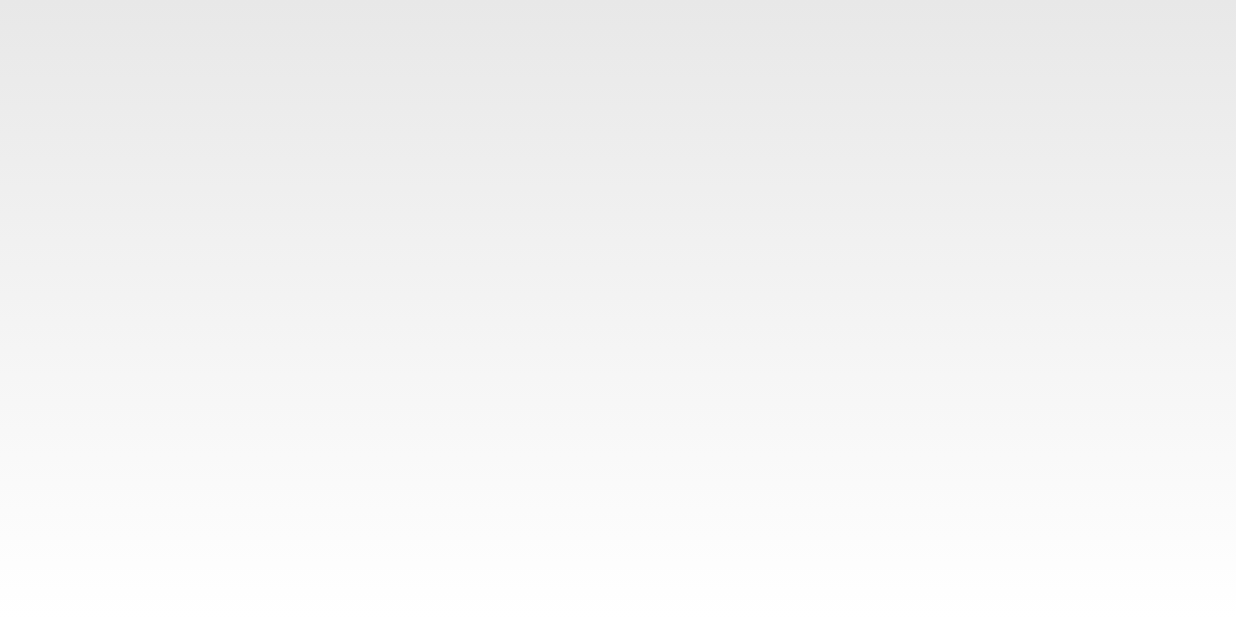
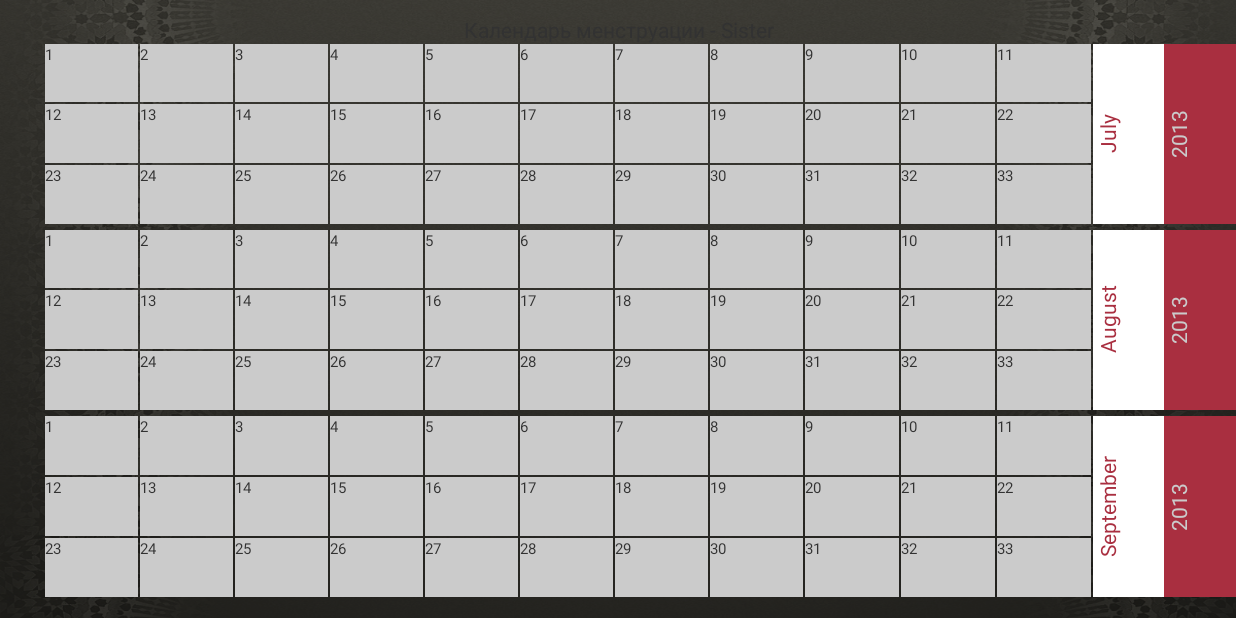
Before and after one commit to turbo-lover/menst, an Android app: the CalendarActivity screen opened directly, with no data from a screen before it, on a phone screen of 824 x 412 dp (held sideways). Run offline under Robolectric (Android 15) with nearby library versions, the phone set to English and light mode, and no system bars.

Commit message:
Первоначальный вариант календаря

```diff
--- a/Menst_verstka/src/main/AndroidManifest.xml
+++ b/Menst_verstka/src/main/AndroidManifest.xml
@@ -18,17 +18,13 @@
             android:screenOrientation="landscape" >
             <intent-filter>
                 <action android:name="android.intent.action.MAIN" />
-               <!-- <category android:name="android.intent.category.LAUNCHER"/> -->
+                <category android:name="android.intent.category.LAUNCHER"/>
             </intent-filter>
         </activity>
 
         <activity
                 android:name=".activity.SymptomActivity"
                 android:screenOrientation="landscape" >
-            <intent-filter>
-                <action android:name="android.intent.action.MAIN" />
-                <category android:name="android.intent.category.LAUNCHER"/>
-            </intent-filter>
         </activity>
         <activity android:name=".activity.CalendarActivity"
                 android:screenOrientation="landscape"></activity>
--- a/Menst_verstka/src/main/java/com/menst_verstka/activity/CalendarActivity.java
+++ b/Menst_verstka/src/main/java/com/menst_verstka/activity/CalendarActivity.java
@@ -1,10 +1,54 @@
 package com.menst_verstka.activity;
 
 import android.app.Activity;
+import android.os.Bundle;
+import android.view.ViewGroup;
+import android.widget.GridView;
+import android.widget.LinearLayout;
+
+import com.menst_verstka.R;
+import com.menst_verstka.composite.month;
+
+import java.text.SimpleDateFormat;
+import java.util.Calendar;
+import java.util.Date;
 
 /**
  * Created by Alexander on 27.08.13.
  */
 public class CalendarActivity extends Activity {
+    private LinearLayout months;
+
+    @Override
+    protected void onCreate(Bundle savedInstanceState) {
+        super.onCreate(savedInstanceState);
+        InitializeComponent();
+        SetCompositeElements();
+        SetEventListeners();
+    }
+
+    private void SetEventListeners() {
+
+    }
+
+    private void SetCompositeElements() {
+
+    }
+
+    private void InitializeComponent() {
+        setContentView(R.layout.calendar);
+        months = (LinearLayout) findViewById(R.id.months_holder);
+        month m1 = new month(this);
+        month m2 = new month(this);
+        month m3 = new month(this);
+        LinearLayout.LayoutParams p = new LinearLayout.LayoutParams(ViewGroup.LayoutParams.MATCH_PARENT,0,1f);
+        m1.SetMonth(2013,7);
+        m2.SetMonth(2013,8);
+        m3.SetMonth(2013,9);
+        months.addView(m1,p);
+        months.addView(m2,p);
+        months.addView(m3,p);
+    }
+
 
 }
--- /dev/null
+++ b/Menst_verstka/src/main/java/com/menst_verstka/composite/calendarItem.java
@@ -0,0 +1,56 @@
+package com.menst_verstka.composite;
+
+import android.content.Context;
+import android.util.AttributeSet;
+import android.view.LayoutInflater;
+import android.widget.ImageView;
+import android.widget.RelativeLayout;
+import android.widget.TextView;
+
+import com.menst_verstka.R;
+
+/**
+ * Created by Alexander on 28.08.13.
+ */
+public class calendarItem extends RelativeLayout {
+    private TextView date,temperature_txt,abstinence, weight;
+    private ImageView symptom,mood,temperature_img,pill;
+    public calendarItem(Context context) {
+        super(context);
+        InitializeComponent();
+    }
+
+    public calendarItem(Context context, AttributeSet attrs) {
+        super(context, attrs);
+        InitializeComponent();
+    }
+
+    public calendarItem(Context context, AttributeSet attrs, int defStyle) {
+        super(context, attrs, defStyle);
+        InitializeComponent();
+    }
+
+    private void InitializeComponent() {
+        LayoutInflater inflater = (LayoutInflater) getContext().getSystemService(Context.LAYOUT_INFLATER_SERVICE);
+        inflater.inflate(R.layout.calendar_item, this);
+        date = (TextView) findViewById(R.id.calendar_item_date);
+        symptom = (ImageView) findViewById(R.id.calendar_item_symptom_image);
+        mood = (ImageView) findViewById(R.id.calendar_item_mood_image);
+        temperature_img = (ImageView) findViewById(R.id.calendar_item_temperature_img);
+        temperature_txt = (TextView) findViewById(R.id.calendar_item_temperature_text);
+        weight = (TextView) findViewById(R.id.calendar_item_weight);
+        pill = (ImageView) findViewById(R.id.calendar_item_pill_image);
+        abstinence = (TextView) findViewById(R.id.calendar_item_abstinence);
+    }
+
+    public void setElement(String date,int symptom,int mood,String temperature_txt,int temperature_img,String abstinence,String weight,int pill) {
+        this.date.setText(date);
+        this.symptom.setImageResource(symptom);
+        this.mood.setImageResource(mood);
+        this.temperature_txt.setText(temperature_txt);
+        this.temperature_img.setImageResource(temperature_img);
+        this.abstinence.setText(abstinence);
+        this.weight.setText(weight);
+        this.pill.setImageResource(pill);
+    }
+}
--- /dev/null
+++ b/Menst_verstka/src/main/java/com/menst_verstka/composite/month.java
@@ -0,0 +1,73 @@
+package com.menst_verstka.composite;
+
+import android.content.Context;
+import android.util.AttributeSet;
+import android.view.LayoutInflater;
+import android.view.ViewGroup;
+import android.view.animation.AnimationUtils;
+import android.view.animation.RotateAnimation;
+import android.widget.LinearLayout;
+import android.widget.RelativeLayout;
+import android.widget.TextView;
+
+import com.menst_verstka.R;
+import com.menst_verstka.utils.rotateTextView;
+
+import java.text.SimpleDateFormat;
+import java.util.Calendar;
+import java.util.Date;
+import java.util.GregorianCalendar;
+
+/**
+ * Created by Alexander on 28.08.13.
+ */
+public class month extends RelativeLayout {
+    public rotateTextView month,year;
+    private LinearLayout[] month_parts;
+    private LinearLayout month_and_year;
+    private Context pContext;
+    private Calendar calendar;
+    public month(Context context) {
+        super(context);
+        InitializeComponent(context);
+    }
+
+    public month(Context context, AttributeSet attrs) {
+        super(context, attrs);
+        InitializeComponent(context);
+    }
+
+    public month(Context context, AttributeSet attrs, int defStyle) {
+        super(context, attrs, defStyle);
+        InitializeComponent(context);
+    }
+
+    private void InitializeComponent(Context context) {
+        pContext = context;
+        LayoutInflater inflater = (LayoutInflater) getContext().getSystemService(Context.LAYOUT_INFLATER_SERVICE);
+        inflater.inflate(R.layout.month, this);
+        month = (rotateTextView) findViewById(R.id.month_textview);
+        year = (rotateTextView) findViewById(R.id.year_textview);
+        month_parts = new LinearLayout[3];
+        month_parts[0] = (LinearLayout) findViewById(R.id.part_1);
+        month_parts[1] = (LinearLayout) findViewById(R.id.part_2);
+        month_parts[2] = (LinearLayout) findViewById(R.id.part_3);
+        month_and_year = (LinearLayout) findViewById(R.id.month_and_year);
+    }
+
+    public void SetMonth(int year,int month) {
+        calendar = new GregorianCalendar(year,month,0);
+        for (int i = 0;i < 3; i++) {
+            for (int j = 0;j < 11;j++) {
+                calendarItem calendarItem = new calendarItem(pContext);
+                calendarItem.setElement(Integer.toString((i*11) + j + 1),0,0,"",0,"","",0);
+                calendarItem.setLayoutParams(new LinearLayout.LayoutParams(0, ViewGroup.LayoutParams.MATCH_PARENT,1f));
+                month_parts[i].addView(calendarItem);
+            }
+        }
+        Date d = new Date(calendar.getTimeInMillis());
+        this.month.setText(new SimpleDateFormat("MMMM").format(d));
+        this.year.setText(new SimpleDateFormat("yyyy").format(d));
+    }
+
+}
--- a/Menst_verstka/src/main/java/com/menst_verstka/utils/DBHelper.java
+++ b/Menst_verstka/src/main/java/com/menst_verstka/utils/DBHelper.java
@@ -34,7 +34,5 @@ public class DBHelper extends SQLiteOpenHelper {
     }
 
     @Override
-    public void onUpgrade(SQLiteDatabase sqLiteDatabase, int i, int i2) {
-
-    }
+    public void onUpgrade(SQLiteDatabase sqLiteDatabase, int i, int i2) { }
 }
--- /dev/null
+++ b/Menst_verstka/src/main/java/com/menst_verstka/utils/rotateTextView.java
@@ -0,0 +1,38 @@
+package com.menst_verstka.utils;
+
+import android.content.Context;
+import android.graphics.Canvas;
+import android.util.AttributeSet;
+import android.widget.TextView;
+
+/**
+ * Created by Alexander on 29.08.13.
+ */
+public class rotateTextView extends TextView {
+    private static final int angle = -90;
+    public rotateTextView(Context context) {
+        super(context);
+    }
+
+    public rotateTextView(Context context, AttributeSet attrs) {
+        super(context, attrs);
+    }
+
+    public rotateTextView(Context context, AttributeSet attrs, int defStyle) {
+        super(context, attrs, defStyle);
+    }
+
+    @Override
+    protected void onMeasure(int widthMeasureSpec, int heightMeasureSpec) {
+        super.onMeasure(widthMeasureSpec, heightMeasureSpec);
+        setMeasuredDimension(getMeasuredHeight(), getMeasuredWidth());
+    }
+
+    @Override
+    protected void onDraw(Canvas canvas) {
+        canvas.save();
+        canvas.rotate(angle,this.getWidth() /2f,this.getHeight() /2f);
+        super.onDraw(canvas);
+        canvas.restore();
+    }
+}
--- a/Menst_verstka/src/main/res/layout-land/calenadar.xml
+++ /dev/null
@@ -1,7 +0,0 @@
-<?xml version="1.0" encoding="utf-8"?>
-
-<RelativeLayout xmlns:android="http://schemas.android.com/apk/res/android"
-                android:layout_width="match_parent"
-                android:layout_height="match_parent">
-
-</RelativeLayout>
--- /dev/null
+++ b/Menst_verstka/src/main/res/layout-land/calendar.xml
@@ -0,0 +1,33 @@
+<?xml version="1.0" encoding="utf-8"?>
+
+<RelativeLayout
+    xmlns:android="http://schemas.android.com/apk/res/android"
+    android:layout_width="match_parent"
+    android:layout_height="match_parent"
+    android:background="@drawable/background" >
+    <TextView
+            android:layout_height="wrap_content"
+            android:layout_width="match_parent"
+            android:layout_alignParentTop="true"
+            android:text="@string/calendar_title"
+            android:textAlignment="gravity"
+            android:gravity="center"
+            android:id="@+id/calendar_title"
+            />
+    <RelativeLayout
+            android:layout_height="match_parent"
+            android:layout_width="30dp"
+            android:id="@+id/navigation_rl"
+            android:layout_below="@+id/calendar_title"
+            android:layout_alignParentLeft="true"
+            />
+    <LinearLayout
+            android:id="@+id/months_holder"
+            android:orientation="vertical"
+            android:layout_height="match_parent"
+            android:layout_width="match_parent"
+            android:layout_below="@+id/calendar_title"
+            android:layout_toRightOf="@+id/navigation_rl"
+            >
+    </LinearLayout>
+</RelativeLayout>
--- /dev/null
+++ b/Menst_verstka/src/main/res/layout/calendar_item.xml
@@ -0,0 +1,60 @@
+<?xml version="1.0" encoding="utf-8"?>
+
+<RelativeLayout xmlns:android="http://schemas.android.com/apk/res/android"
+    android:layout_width="match_parent" android:layout_height="match_parent" android:background="@color/borderColor" android:layout_marginRight="1dp">
+    <TextView
+        android:textSize="@dimen/text_size_small"
+        android:layout_width="wrap_content"
+        android:layout_height="wrap_content"
+        android:layout_alignParentTop="true"
+        android:layout_alignParentLeft="true"
+        android:id="@+id/calendar_item_date"
+       />
+    <ImageView
+        android:layout_width="wrap_content"
+        android:layout_height="wrap_content"
+        android:id="@+id/calendar_item_symptom_image"
+        android:layout_below="@+id/calendar_item_date"
+        android:layout_alignRight="@+id/calendar_item_date"
+        android:layout_alignParentLeft="true"
+        />
+    <ImageView
+        android:layout_width="wrap_content"
+        android:layout_height="wrap_content"
+        android:id="@+id/calendar_item_mood_image"
+        android:layout_alignParentBottom="true"
+        android:layout_alignRight="@+id/calendar_item_symptom_image"
+        android:layout_below="@+id/calendar_item_symptom_image"
+        />
+    <TextView
+        android:layout_width="wrap_content"
+        android:layout_height="wrap_content"
+        android:id="@+id/calendar_item_temperature_text"
+        android:layout_toRightOf="@+id/calendar_item_date"
+        android:layout_alignBottom="@+id/calendar_item_date"
+        />
+    <ImageView
+        android:id="@+id/calendar_item_temperature_img"
+        android:layout_width="wrap_content"
+        android:layout_height="wrap_content"
+        android:layout_below="@+id/calendar_item_temperature_text"
+        android:layout_toRightOf="@+id/calendar_item_mood_image"/>
+    <TextView
+        android:layout_width="wrap_content"
+        android:layout_height="wrap_content"
+        android:layout_alignParentRight="true"
+        android:layout_alignParentTop="true"
+        android:id="@+id/calendar_item_abstinence"/>
+    <TextView
+        android:layout_width="wrap_content"
+        android:layout_height="wrap_content"
+        android:layout_below="@+id/calendar_item_abstinence"
+        android:layout_toLeftOf="@+id/calendar_item_temperature_img"
+        android:id="@+id/calendar_item_weight"/>
+    <ImageView
+        android:layout_width="wrap_content"
+        android:layout_height="wrap_content"
+        android:id="@+id/calendar_item_pill_image"
+        android:layout_below="@+id/calendar_item_weight"
+        android:layout_toLeftOf="@+id/calendar_item_temperature_img" />
+</RelativeLayout>
--- /dev/null
+++ b/Menst_verstka/src/main/res/layout/month.xml
@@ -0,0 +1,72 @@
+<?xml version="1.0" encoding="utf-8"?>
+
+<LinearLayout xmlns:android="http://schemas.android.com/apk/res/android"
+    android:layout_width="match_parent" android:layout_height="match_parent" android:orientation="horizontal" android:layout_marginBottom="4dp" >
+    <LinearLayout
+        android:layout_weight="11"
+        android:id="@+id/month_parts"
+        android:orientation="vertical"
+        android:layout_height="match_parent"
+        android:layout_width="@dimen/null_dp" >
+        <LinearLayout
+            android:id="@+id/part_1"
+            android:orientation="horizontal"
+            android:layout_height="@dimen/null_dp"
+            android:layout_width="match_parent"
+            android:layout_weight="1"
+            android:layout_marginBottom="1dp"/>
+        <LinearLayout
+            android:id="@+id/part_2"
+            android:orientation="horizontal"
+            android:layout_height="@dimen/null_dp"
+            android:layout_width="match_parent"
+            android:layout_weight="1"
+            android:layout_marginBottom="1dp"/>
+        <LinearLayout
+            android:id="@+id/part_3"
+            android:orientation="horizontal"
+            android:layout_width="match_parent"
+            android:layout_height="@dimen/null_dp"
+            android:layout_weight="1" />
+    </LinearLayout>
+    <LinearLayout
+        android:layout_weight="1.5"
+        android:orientation="horizontal"
+        android:id="@+id/month_and_year"
+        android:padding="0dp"
+        android:layout_width="@dimen/null_dp"
+        android:layout_height="match_parent">
+        <RelativeLayout
+            android:layout_weight="1"
+            android:layout_width="@dimen/null_dp"
+            android:layout_height="match_parent"
+            android:id="@+id/month_rl"
+            >
+            <com.menst_verstka.utils.rotateTextView
+                android:layout_width="match_parent"
+                android:layout_height="match_parent"
+                android:id="@+id/month_textview"
+                android:textColor="@color/pink"
+                android:background="@color/white"
+                android:textAlignment="gravity"
+                android:gravity="center|top"
+                />
+            </RelativeLayout>
+        <RelativeLayout
+            android:layout_weight="1"
+            android:layout_width="@dimen/null_dp"
+            android:layout_height="match_parent"
+            android:id="@+id/yaer_rl"
+            >
+            <com.menst_verstka.utils.rotateTextView
+                android:background="@color/pink"
+                android:id="@+id/year_textview"
+                android:layout_width="match_parent"
+                android:layout_height="match_parent"
+                android:textColor="@color/borderColor"
+                android:textAlignment="gravity"
+                android:gravity="center|top"
+                />
+            </RelativeLayout>
+        </LinearLayout>
+</LinearLayout>
--- a/Menst_verstka/src/main/res/values/strings.xml
+++ b/Menst_verstka/src/main/res/values/strings.xml
@@ -24,10 +24,11 @@
     <string name="russian">Русский</string>
     <string name="english">Английский</string>
     <string name="arabic">Арабский</string>
+    <string name="calendar_title">Календарь менструации - Sister</string>
     <!-- Вот такой вот массивчик для перевода приложения
         Используется
     -->
-    <string-array name="symptoms">
+    <string-array name="symptoms_text">
        <item>Аппетит</item>
        <item>Бессонница</item>
        <item>Повышение температуры</item>
```
Also changed, not shown: Menst_verstka/src/main/res/anim/textview_anim.xml (added, +8 -0 lines).
